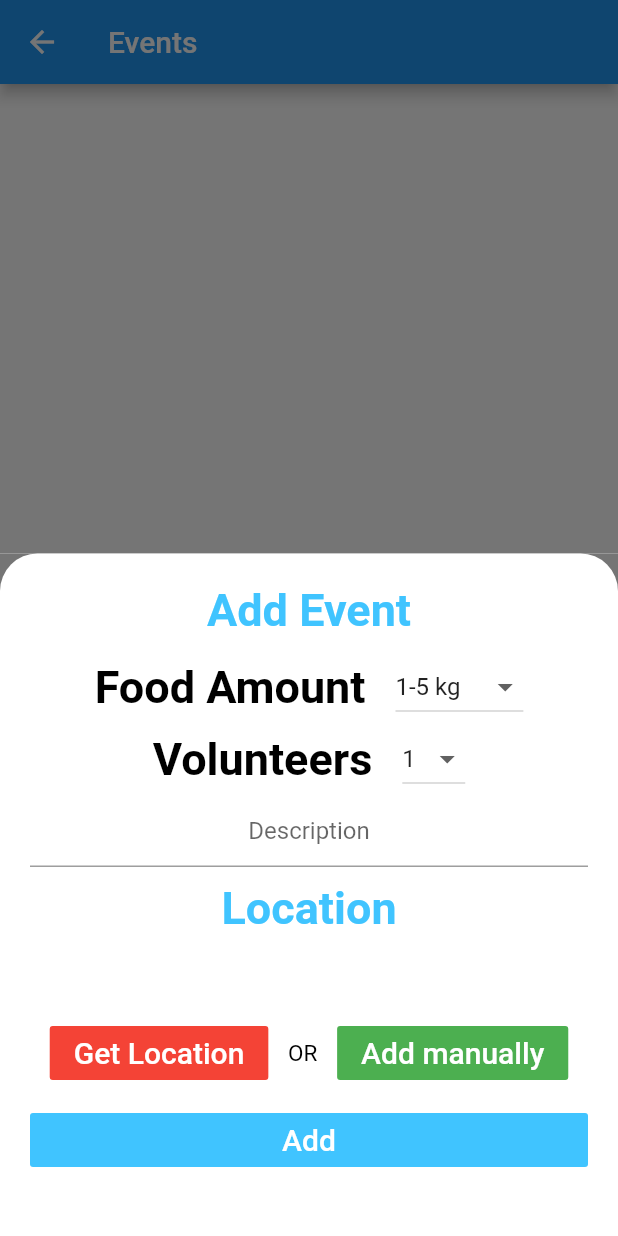
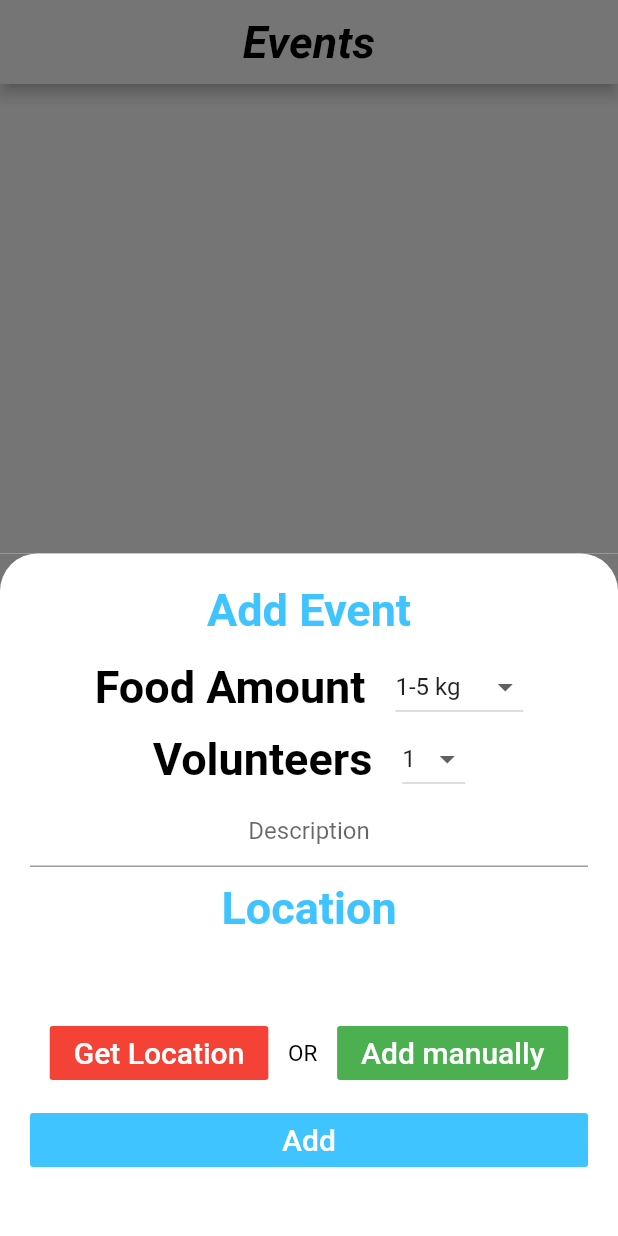
Before and after one commit to taimoor61/FoodEn, a Flutter app: the HomeScreen screen opened by its route, item 4 of the bottom bar chosen, after a tap on the "add" icon, on a phone screen of 412 x 824 dp. Run offline on Flutter 3.47's test engine with Material 2 defaults, Android fonts, the phone set to English and light mode, and no system bars; our stand-ins replace cloud_firestore, firebase_auth, firebase_storage, flutter_credit_card, geolocator, google_maps_flutter and 3 more; missing offline and left inert: geocoder; accounts and stored records are empty.

Commit message:
Added Event Detail, Volunteer screens and Other UI improvements along with firestore event Delete

```diff
--- a/lib/constants.dart
+++ b/lib/constants.dart
@@ -52,3 +52,9 @@ const kEventBoxDecoration = BoxDecoration(
     bottomRight: Radius.circular(30.0),
   ),
 );
+
+const kEventDetailTextStyle = TextStyle(
+  fontSize: 25.0,
+  fontStyle: FontStyle.italic,
+  fontWeight: FontWeight.bold,
+);
--- a/lib/models/events.dart
+++ b/lib/models/events.dart
@@ -1,10 +1,11 @@
 class Event{
 
-  Event({this.amount = 0, this.volunteerRequired = 0, this.description = "", this.isHandled = false, this.location = ""});
+  Event({this.amount = 0, this.volunteerRequired = 0, this.description = "", this.isHandled = false, this.location = "", this.id});
 
   int amount;
   int volunteerRequired;
   String description;
   bool isHandled;
   String location;
+  String id;
 }
--- a/lib/screens/home_screen.dart
+++ b/lib/screens/home_screen.dart
@@ -36,8 +36,7 @@ class _HomeScreenState extends State<HomeScreen> {
     _currentIndex = 0;
     _children = [
       ProfileScreen(),
-      MyMap(),
-      //Container(color: Colors.red),
+      VolunteerScreen(),
       DonateScreen(),
       EventScreen(),
     ];
--- a/lib/screens/login_screen.dart
+++ b/lib/screens/login_screen.dart
@@ -2,7 +2,6 @@ import 'package:firebase_auth/firebase_auth.dart';
 import 'package:flutter/material.dart';
 import 'package:fooden/components/rounded_button.dart';
 import 'package:fooden/constants.dart';
-import 'package:fooden/screens/DetailForm.dart';
 import 'package:fooden/screens/alert_dialog_with_message.dart';
 import 'package:modal_progress_hud/modal_progress_hud.dart';
 
--- a/lib/screens/profile_screen.dart
+++ b/lib/screens/profile_screen.dart
@@ -1,31 +1,23 @@
 import 'package:flutter/material.dart';
 import 'package:fooden/components/custom_button.dart';
-import 'package:fooden/main.dart';
-import 'package:fooden/screens/DetailForm.dart';
 import 'package:cloud_firestore/cloud_firestore.dart';
 import 'package:firebase_auth/firebase_auth.dart';
-import 'package:fooden/screens/welcome_screen.dart';
 
 // ignore: must_be_immutable
-class ProfileScreen extends StatefulWidget{
-
+class ProfileScreen extends StatefulWidget {
   //ProfileScreen({this.firstName, this.lastName, this.email, this.password, this.phoneNumber});
-
-
 
   @override
   _ProfileScreenState createState() => _ProfileScreenState();
 }
 
 class _ProfileScreenState extends State<ProfileScreen> {
-
   String firstName = "";
   String lastName = "";
   String password = "";
   String email = "";
   String phoneNumber = "";
   String downloadURL = "";
-
 
   final _firestore = Firestore.instance;
   final _auth = FirebaseAuth.instance;
@@ -55,23 +47,18 @@ class _ProfileScreenState extends State<ProfileScreen> {
   Widget build(BuildContext context) {
     return Scaffold(
       appBar: AppBar(
-        title: Text("Profile"),
+        title: Center(child: Text("Profile")),
+        automaticallyImplyLeading: false,
       ),
       floatingActionButton: FloatingActionButton(
         onPressed: null,
         child: Icon(Icons.edit),
       ),
-      body: loggedInUser == null
-          ? Center(
-        child: CircularProgressIndicator(),
-      )
-          : getProfileData(),
+      body: getProfileData(),
     );
   }
 
-
   Padding getProfileData() {
-    //getUserData();
     return Padding(
       padding: EdgeInsets.only(top: 20.0),
       child: Center(
@@ -79,17 +66,26 @@ class _ProfileScreenState extends State<ProfileScreen> {
           crossAxisAlignment: CrossAxisAlignment.center,
           children: <Widget>[
             Flexible(
-              child: Container(
-                width: 200.0,
-                height: 200.0,
-                decoration: new BoxDecoration(
-                  shape: BoxShape.circle,
-                  image: new DecorationImage(
+              child: ClipOval(
+                child: downloadURL.isEmpty ? Image.asset("images/placeholder.png") :FadeInImage.assetNetwork(
+                  placeholder: "images/placeholder.png",
+                  image: downloadURL,
                   fit: BoxFit.fill,
-                    image: downloadURL.isEmpty ? AssetImage("images/my_image.jpg") : NetworkImage(downloadURL),
+                  height: 200,
+                  width: 200,
                 ),
               ),
-              ),
+              // Container(
+              //   width: 200.0,
+              //   height: 200.0,
+              //   decoration: new BoxDecoration(
+              //     shape: BoxShape.circle,
+              //     image: new DecorationImage(
+              //       fit: BoxFit.fill,
+              //       image: downloadURL.isEmpty ? AssetImage("images/placeholder.png") : NetworkImage(downloadURL),
+              //     ),
+              //   ),
+              // ),
             ),
             SizedBox(
               height: 20.0,
@@ -129,7 +125,6 @@ class _ProfileScreenState extends State<ProfileScreen> {
     );
   }
 
-
 //  edit(BuildContext context){
 //    Navigator.push(context, MaterialPageRoute(builder: (context) => DetailForm(
 //      email: this.email,
@@ -143,12 +138,12 @@ class _ProfileScreenState extends State<ProfileScreen> {
 
   void getUserData() async {
     var firebaseUser = await FirebaseAuth.instance.currentUser();
-    await _firestore.collection('user')
+    await _firestore
+        .collection('user')
         .document(firebaseUser.uid)
         .get()
-        .then((value){
-          print (value.data);
-
+        .then((value) {
+      print(value.data);
 
       setState(() {
         this.firstName = value.data['firstName'];
@@ -158,59 +153,12 @@ class _ProfileScreenState extends State<ProfileScreen> {
         this.phoneNumber = value.data['phoneNumber'];
         this.downloadURL = value.data['url'];
       });
-
     });
   }
 
-  Future<void> _signOut() async{
+  Future<void> _signOut() async {
     await FirebaseAuth.instance.signOut();
     print(FirebaseAuth.instance.currentUser().toString());
     Navigator.pushReplacementNamed(context, 'welcome_screen');
   }
 }
-
-//Padding(
-//padding: EdgeInsets.only(top: 20.0),
-//child: Center(
-//child: Column(
-//crossAxisAlignment: CrossAxisAlignment.center,
-//children: <Widget>[
-//Flexible(
-//child: Container(
-//width: 200.0,
-//height: 200.0,
-//decoration: new BoxDecoration(
-//shape: BoxShape.circle,
-//image: new DecorationImage(
-//fit: BoxFit.fill,
-//image: AssetImage("images/my_image.jpg"),
-//),
-//),
-//),
-//),
-//SizedBox(
-//height: 20.0,
-//),
-//Text(
-//firstName + lastName,
-//style: TextStyle(
-//color: Colors.teal.shade900,
-//fontSize: 40.0,
-//fontFamily: "Pacifico",
-//),
-//),
-//SizedBox(
-//height: 20.0,
-//),
-//CustomCard(
-//text: phoneNumber,
-//icon: Icons.phone,
-//),
-//CustomCard(
-//text: email,
-//icon: Icons.email,
-//),
-//],
-//),
-//),AssetImage("images/my_image.jpg"),
-//),
--- a/lib/screens/volunteer_screen.dart
+++ b/lib/screens/volunteer_screen.dart
@@ -1,133 +1,135 @@
+import 'package:cloud_firestore/cloud_firestore.dart';
 import 'package:flutter/material.dart';
-import 'package:google_maps_flutter/google_maps_flutter.dart';
-import 'package:geolocator/geolocator.dart';
-import 'dart:async';
-import 'package:geocoder/geocoder.dart';
+import 'package:fooden/constants.dart';
+import 'package:fooden/models/events.dart';
 
-
-const LatLng DEST = LatLng(30.195560, 71.475280);
-
-class MyMap extends StatefulWidget {
-
-  MyMap({this.location = ""});
-
-  final String location;
-
+class VolunteerScreen extends StatefulWidget {
   @override
-  State<MyMap> createState() => MyMapSampleState();
+  _VolunteerScreenState createState() => _VolunteerScreenState();
 }
 
-class MyMapSampleState extends State<MyMap> {
+class _VolunteerScreenState extends State<VolunteerScreen> {
 
-  final Map<String, Marker> _markers = {};
-  Completer _controller = Completer();
-  BitmapDescriptor pinLocationIcon;
-
-  LatLng _initPosition = LatLng(40.688841, -74.044015);
-
-  void setCustomMapPin() async {
-    pinLocationIcon = await BitmapDescriptor.fromAssetImage(
-        ImageConfiguration(devicePixelRatio: 2.5),
-        'assets/destination_map_marker.png');
-  }
-
-
-  @override
-  void initState() {
-    super.initState();
-    setCustomMapPin();
-    updateGoogleMap();
-  }
+  final _firestore = Firestore.instance;
 
   @override
   Widget build(BuildContext context) {
-    return new Scaffold(
-      floatingActionButtonLocation: FloatingActionButtonLocation.centerFloat,
-      body: GoogleMap(
-        mapType: MapType.terrain,
-        initialCameraPosition: CameraPosition(
-          target: _initPosition,
-          zoom: 11,
-        ),
-        onMapCreated: (GoogleMapController controller){
-          _controller.complete(controller);
-        },
-        markers: _markers.values.toSet(),
+    return Scaffold(
+      appBar: AppBar(
+        title: Center(child: Text("Volunteer")),
+        automaticallyImplyLeading: false,
       ),
-      floatingActionButton: FloatingActionButton(
-        onPressed: updateGoogleMap,
-        tooltip: 'Get Location',
-        child: Icon(Icons.my_location),
-      ),
+      body: Column(
+        crossAxisAlignment: CrossAxisAlignment.start,
+        children: <Widget>[
+          Container(
+            color: Colors.grey.shade400,
+            padding: EdgeInsets.symmetric(vertical: 10.0, horizontal: 30.0),
+            width: double.infinity,
+            child: Text("Events",style: TextStyle(fontSize: 15.0, fontWeight: FontWeight.bold),),
+          ),
+          StreamBuilder<QuerySnapshot>(
+                  stream: _firestore
+                      .collection('events')
+                      .where("handled", isEqualTo: false)
+                      .snapshots(),
+                  builder: (context, snapshot) {
+                    if (!snapshot.hasData) {
+                      return Center(child: Text("Such Empty"));
+                    }
+                    final documents = snapshot.data.documents.reversed;
+                    List<Event> events = [];
+                    for (var document in documents) {
+                      events.add(
+                        Event(
+                          amount: document.data['amount'],
+                          volunteerRequired: document.data['volunteers'],
+                          description: document.data['description'],
+                          isHandled: document.data['handled'],
+                          location: document.data['location'],
+                          id: document.documentID,
+                        ),
+                      );
+                    }
+                    return getListViewBuilder(events);
+                  },
+                ),
+        ],
+      )
     );
   }
+}
 
-
-  void updateGoogleMap()  async{
-
-    var currentLocation = await Geolocator()
-        .getCurrentPosition(desiredAccuracy: LocationAccuracy.best);
-
-    if (widget.location.isEmpty){
-      return;
-    }
-    else{
-      reverseGeocoding();
-    }
-    setState(() {
-      _initPosition = LatLng(currentLocation.latitude, currentLocation.longitude);
-    });
-
-
-    GoogleMapController cont = await _controller.future;
-    setState(() {
-      CameraPosition newtPosition = CameraPosition(
-        target: LatLng(currentLocation.latitude, currentLocation.longitude),
-        zoom: 14,
+ListView getListViewBuilder(List<Event> events) {
+  return ListView.builder(
+    shrinkWrap: true,
+    itemCount: events.length,
+    itemBuilder: (BuildContext context, int index) {
+      final Event event = events[index];
+      return GestureDetector(
+        onTap: () {
+          // Navigator.push(
+          //   context,
+          //   MaterialPageRoute(builder: (context) => MyMap(
+          //       location: event.location,
+          //     ),
+          //   ),
+          // );
+        },
+        child: Container(
+          margin: EdgeInsets.symmetric(vertical: 8.0, horizontal: 15.0),
+          padding: EdgeInsets.symmetric(horizontal: 20.0, vertical: 10.0),
+          decoration: kEventBoxDecoration.copyWith(
+            color: Colors.grey.shade100,//Color(0xFFebffe8)
+            boxShadow: [
+              BoxShadow(
+                color: Colors.grey,
+                offset: Offset(0.0, 2.0), //(x,y)
+                blurRadius: 6.0,
+              ),
+            ],
+          ),
+          child: Row(
+            mainAxisAlignment: MainAxisAlignment.spaceBetween,
+            children: <Widget>[
+              Column(
+                crossAxisAlignment: CrossAxisAlignment.start,
+                mainAxisAlignment: MainAxisAlignment.spaceBetween,
+                children: <Widget>[
+                  Text(
+                    "Task # " + (index + 1).toString(),
+                    style: TextStyle(
+                      fontSize: 20.0,
+                      color: Colors.grey,
+                      fontWeight: FontWeight.bold,
+                    ),
+                  ),
+                  SizedBox(height: 5.0),
+                  Container(
+                    width: MediaQuery.of(context).size.width * 0.7,
+                    child: Text(
+                      event.description,
+                      style: TextStyle(
+                          fontSize: 20.0,
+                          color: Colors.blueGrey,
+                          fontWeight: FontWeight.w600),
+                      overflow: TextOverflow.ellipsis,
+                    ),
+                  ),
+                ],
+              ),
+              Text(
+                event.amount.toString() + 'kg',
+                style: TextStyle(
+                  fontSize: 15.0,
+                  color: Colors.grey,
+                  fontWeight: FontWeight.bold,
+                ),
+              )
+            ],
+          ),
+        ),
       );
-      _markers.clear();
-      final marker1 = Marker(
-        markerId: MarkerId("curr_loc"),
-        position: LatLng(currentLocation.latitude, currentLocation.longitude),
-        infoWindow: InfoWindow(title: 'Your Location'),
-      );
-      _markers["Current Location"] = marker1;
-
-//      final marker2 = Marker(
-//        markerId: MarkerId("dest_loc"),
-//        position: DEST,
-//        infoWindow: InfoWindow(title: 'DESTINATION'),
-//        icon: pinLocationIcon,
-//      );
-//
-//      _markers["Destination Location"] = marker2;
-      cont.animateCamera(CameraUpdate.newCameraPosition(newtPosition));
-    });
-
-  }
-
-  void reverseGeocoding() async {
-    print(widget.location);
-    var address = await Geocoder.local.findAddressesFromQuery(widget.location);
-    var first = address.first;
-    var coord = first.coordinates;
-    print ("${first.coordinates}");
-
-    LatLng dest = LatLng(coord.latitude, coord.longitude);
-    print(dest);
-
-    final marker2 = Marker(
-      markerId: MarkerId("dest_loc"),
-      position: dest,
-      infoWindow: InfoWindow(title: 'DESTINATION'),
-      icon: pinLocationIcon,
-    );
-    setState(() {
-      _markers["Destination Location"] = marker2;
-    });
-
-
-  }
-
-
+    },
+  );
 }
--- a/pubspec.yaml
+++ b/pubspec.yaml
@@ -33,9 +33,9 @@ dependencies:
   geocoder: ^0.2.1
   location: ^3.0.0
   image_picker: 0.6.7+1
-  firebase_storage: 3.1.6
-  firebase_analytics: 5.0.14
-  path: 1.7.0
+  firebase_storage: ^3.1.6
+  firebase_analytics: ^5.0.15
+  path: ^1.6.4
 
 dev_dependencies:
   flutter_test:
```
Also changed, not shown: lib/main.dart (+16 -5 lines), lib/screens/event_detail.dart (added, +139 -0 lines), lib/screens/event_screen.dart (+37 -25 lines), lib/screens/map_screen.dart (added, +133 -0 lines), images/app_data.png (added), images/placeholder.png (added), pubspec.lock. Lines whose indentation alone changed are shown as unchanged.
